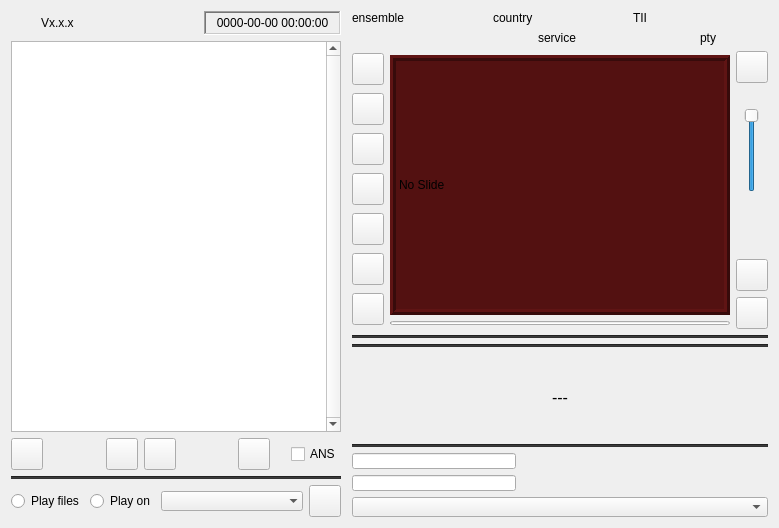
The window that src/base/forms/dabradio.ui (tomneda/DABstar) describes before a commit, drawn with Qt 5.
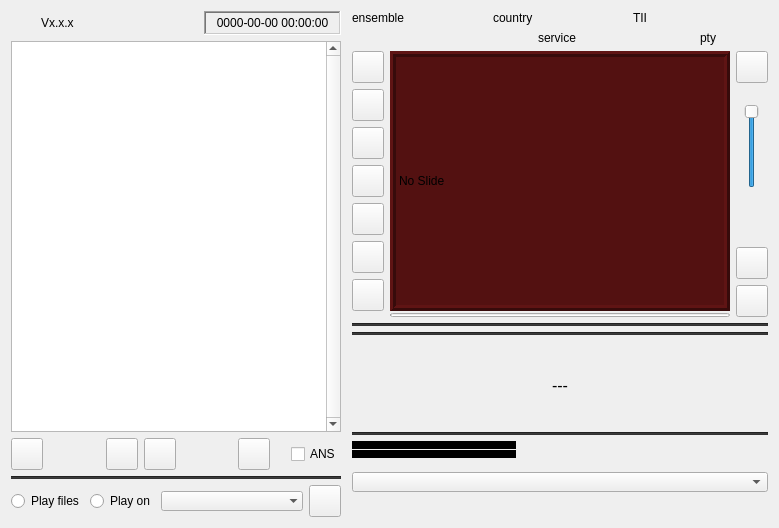
The same window after the commit. Icons and pictures are not drawn. Custom widgets are drawn as their Qt base class.

Commit message: Update QProgressBar styles and visibility

```diff
--- a/src/base/forms/dabradio.ui
+++ b/src/base/forms/dabradio.ui
@@ -1017,26 +1017,35 @@
      </item>
      <item>
       <layout class="QHBoxLayout" name="horizontalLayout_4" stretch="2,3">
+       <property name="spacing">
+        <number>6</number>
+       </property>
        <item>
         <layout class="QVBoxLayout" name="verticalLayout_5">
+         <property name="spacing">
+          <number>1</number>
+         </property>
          <item>
           <widget class="QProgressBar" name="progBarAudioBuffer">
            <property name="maximumSize">
             <size>
              <width>16777215</width>
-             <height>16</height>
+             <height>8</height>
             </size>
            </property>
            <property name="font">
             <font>
-             <pointsize>8</pointsize>
+             <pointsize>6</pointsize>
             </font>
            </property>
            <property name="toolTip">
             <string>&lt;html&gt;&lt;head/&gt;&lt;body&gt;&lt;p&gt;Audio buffer fill state in percent&lt;/p&gt;&lt;p&gt;If the bar turns reddish then a tiny, barely audible, audio rate adaption is made to refill the buffer to about 60% state.&lt;/p&gt;&lt;/body&gt;&lt;/html&gt;</string>
            </property>
            <property name="styleSheet">
-            <string notr="true">QProgressBar::chunk { background: #EF8B2A; }</string>
+            <string notr="true">QProgressBar { background-color: black; border: none; } QProgressBar::chunk { background: #EF8B2A; }</string>
+           </property>
+           <property name="textVisible">
+            <bool>false</bool>
            </property>
           </widget>
          </item>
@@ -1045,12 +1054,12 @@
            <property name="maximumSize">
             <size>
              <width>16777215</width>
-             <height>16</height>
+             <height>8</height>
             </size>
            </property>
            <property name="font">
             <font>
-             <pointsize>8</pointsize>
+             <pointsize>6</pointsize>
             </font>
            </property>
            <property name="toolTip">
@@ -1060,10 +1069,26 @@
             <bool>false</bool>
            </property>
            <property name="styleSheet">
-            <string notr="true">QProgressBar::chunk { background: #e6e600; }</string>
+            <string notr="true">QProgressBar { background-color: black; border: none; } QProgressBar::chunk { background: #e6e600; }</string>
+           </property>
+           <property name="textVisible">
+            <bool>false</bool>
            </property>
           </widget>
          </item>
+         <item>
+          <spacer name="verticalSpacer_v5">
+           <property name="orientation">
+            <enum>Qt::Orientation::Vertical</enum>
+           </property>
+           <property name="sizeHint" stdset="0">
+            <size>
+             <width>20</width>
+             <height>0</height>
+            </size>
+           </property>
+          </spacer>
+         </item>
         </layout>
        </item>
        <item>
@@ -1133,6 +1158,12 @@
          </item>
          <item>
           <widget class="LevelMeter" name="levelMeterScale" native="true">
+           <property name="maximumSize">
+            <size>
+             <width>16777215</width>
+             <height>15</height>
+            </size>
+           </property>
            <property name="font">
             <font>
              <pointsize>6</pointsize>
@@ -1169,6 +1200,19 @@
        </property>
       </widget>
      </item>
+     <item>
+      <spacer name="verticalSpacer_right">
+       <property name="orientation">
+        <enum>Qt::Orientation::Vertical</enum>
+       </property>
+       <property name="sizeHint" stdset="0">
+        <size>
+         <width>20</width>
+         <height>0</height>
+        </size>
+       </property>
+      </spacer>
+     </item>
     </layout>
    </item>
   </layout>
```
The commit also changes 4 other files.
